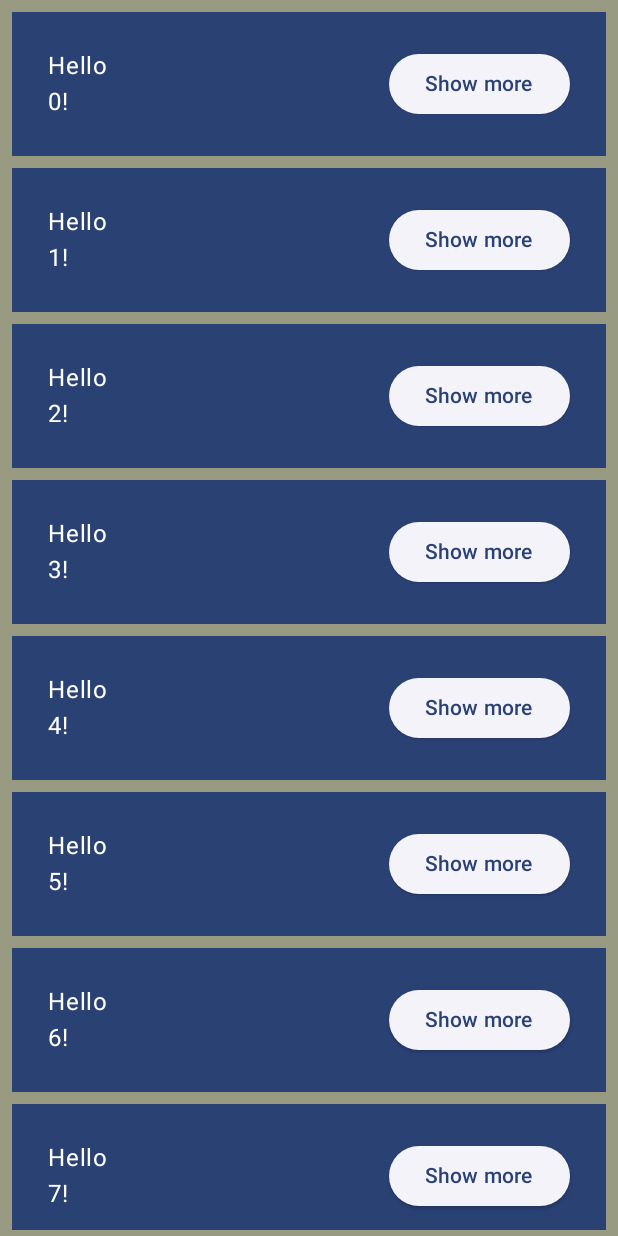
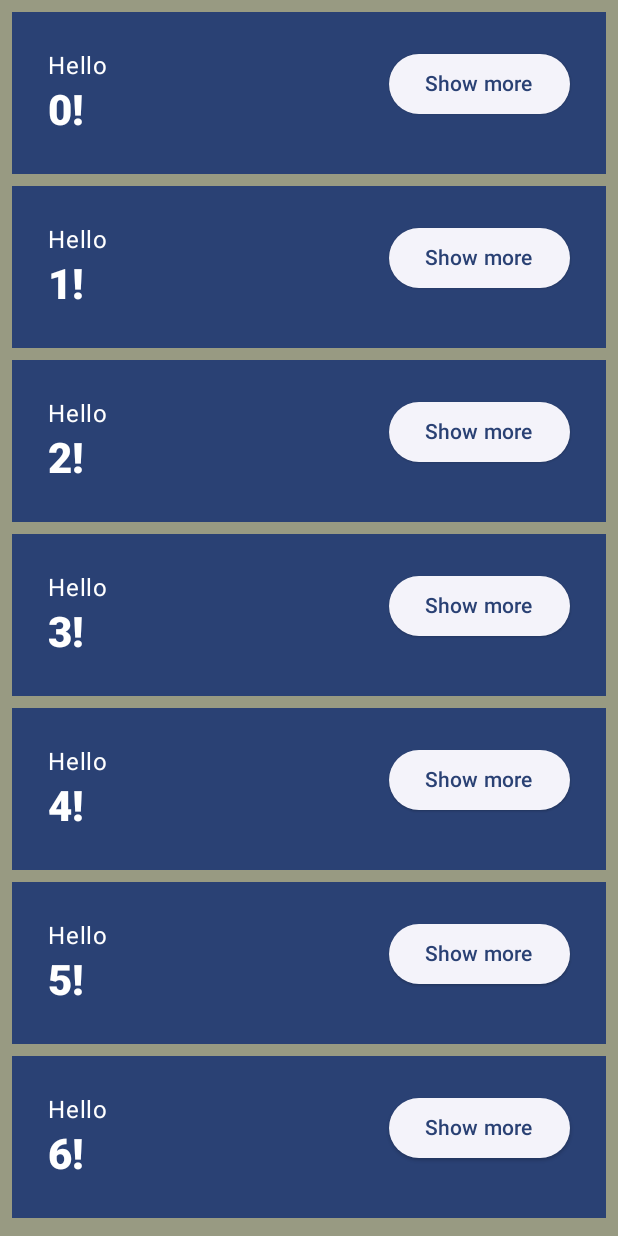
Before and after one commit to ArunYogeshwaran/Compose-Hands-On, an Android app built with Jetpack Compose: the @Preview function DefaultPreview, on a phone screen of 412 x 824 dp. Run offline under Robolectric (Android 15) with nearby library versions, the phone set to English and light mode, and no system bars.

Commit message:
Adding a dark mode preview by uiMode = UI_MODE_NIGHT_YES

```diff
--- a/app/src/main/java/com/aruny/composetrials/MainActivity.kt
+++ b/app/src/main/java/com/aruny/composetrials/MainActivity.kt
@@ -1,5 +1,6 @@
 package com.aruny.composetrials
 
+import android.content.res.Configuration.UI_MODE_NIGHT_YES
 import android.os.Bundle
 import androidx.activity.ComponentActivity
 import androidx.activity.compose.setContent
@@ -17,6 +18,7 @@ import androidx.compose.runtime.saveable.rememberSaveable
 import androidx.compose.runtime.setValue
 import androidx.compose.ui.Alignment
 import androidx.compose.ui.Modifier
+import androidx.compose.ui.text.font.FontWeight
 import androidx.compose.ui.tooling.preview.Devices
 import androidx.compose.ui.tooling.preview.Preview
 import androidx.compose.ui.unit.dp
@@ -106,7 +108,9 @@ fun Greeting(name: String) {
                     .padding(bottom = extraPadding.coerceAtLeast(0.dp))
             ) {
                 Text(text = "Hello")
-                Text(text = "$name!")
+                Text(text = "$name!", style = MaterialTheme.typography.headlineMedium.copy(
+                    fontWeight = FontWeight.ExtraBold
+                ))
             }
             ElevatedButton(
                 onClick = { expanded.value = !expanded.value }
@@ -141,6 +145,7 @@ fun OnboardingPreview() {
     showSystemUi = true,
     device = Devices.PIXEL_C,
     backgroundColor = 0x989a82,
+    uiMode = UI_MODE_NIGHT_YES
 )
 @Composable
 fun DefaultPreview() {
```
